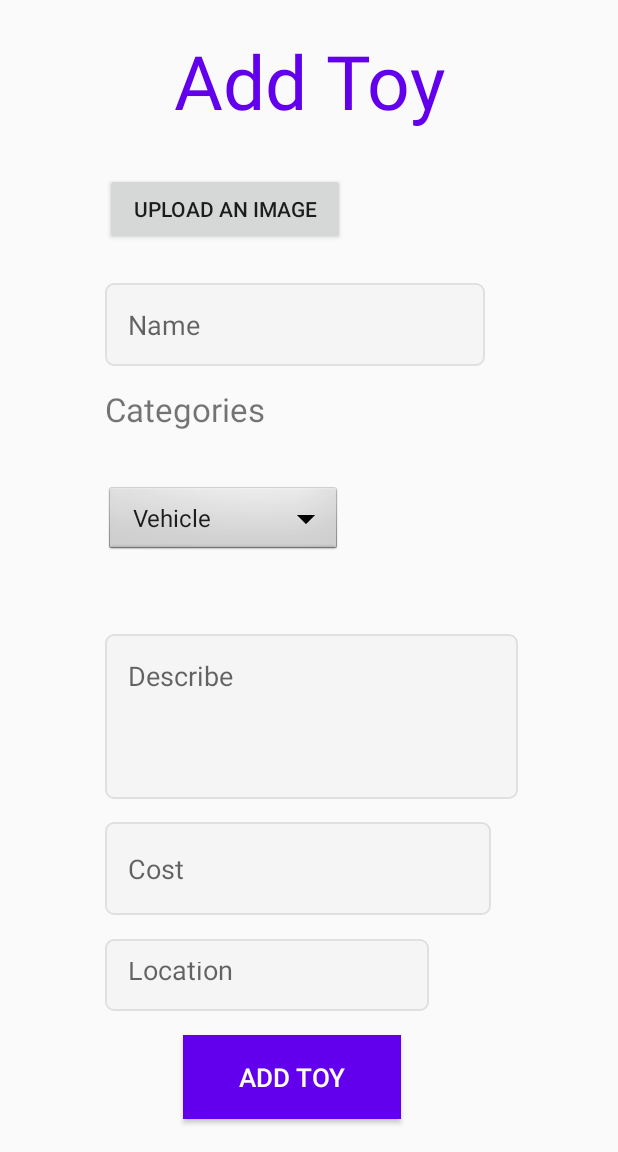
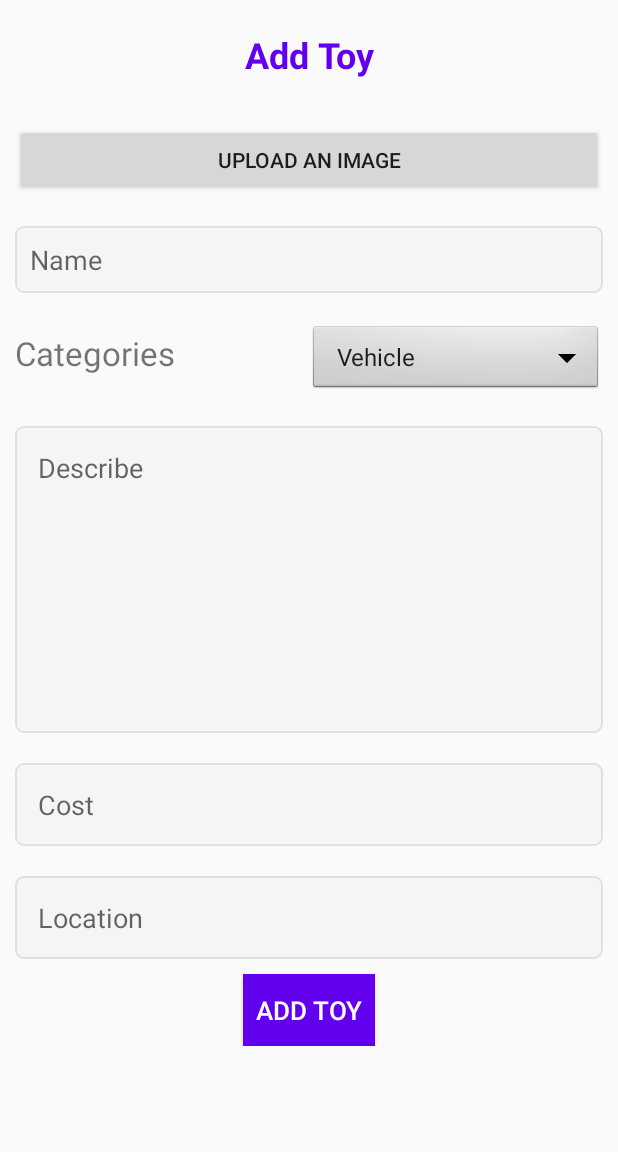
Before and after one commit to arselan95/Toy-Trader-Android-Application, an Android app: the screen it shows after launch once a user with an empty profile is signed in (UploadToy), in the side drawer, after a tap on "Add Toys", on a phone screen of 412 x 824 dp, the part 84-1236 px from its top. Run offline under Robolectric (Android 15) with nearby library versions, the phone set to English and light mode, and no system bars; our stand-ins replace Firebase (no records; nobody signed in at launch, a user with empty details on screens opened directly).

```diff
--- a/ToyTrader/app/src/main/java/com/example/toytrader/FirebaseHelper.java
+++ b/ToyTrader/app/src/main/java/com/example/toytrader/FirebaseHelper.java
@@ -311,14 +311,14 @@ public class FirebaseHelper {
                         @Override
                         public void onComplete(@NonNull Task<Void> task) {
                             if(task.isSuccessful()){
-                                fbl.getFBData(true);
+                                fbl.getFBData("Success");
                             }else {
-                                fbl.getFBData(false);
+                                fbl.getFBData("Failed");
                             }
                         }
                     });
                 }else {
-                    fbl.getFBData(false);
+                    fbl.getFBData("Wrong Password");
                 }
             }
         });
--- a/ToyTrader/app/src/main/res/layout/activity_upload_toy.xml
+++ b/ToyTrader/app/src/main/res/layout/activity_upload_toy.xml
@@ -21,44 +21,42 @@
             layout="@layout/action_bar"></include>
 
         <ScrollView
-            android:layout_width="wrap_content"
-            android:layout_height="wrap_content">
+            android:layout_width="match_parent"
+            android:layout_height="match_parent">
 
             <LinearLayout
                 android:id="@+id/fragment_container"
                 android:layout_width="match_parent"
                 android:layout_height="match_parent"
+                android:gravity="center"
                 android:orientation="vertical">
 
                 <TextView
                     android:id="@+id/textView3"
                     android:layout_width="match_parent"
                     android:layout_height="wrap_content"
-                    android:text="Add Toy"
-                    android:textColor="@color/colorPrimary"
-                    android:textSize="50sp"
-                    android:textAlignment="center"
+                    android:layout_above="@id/textView"
                     android:gravity="center"
                     android:padding="20dp"
+                    android:text="Add Toy"
+                    android:textAlignment="center"
+                    android:textColor="@color/colorPrimary"
+                    android:textSize="24sp"
+                    android:textStyle="bold"
                     app:layout_constraintStart_toStartOf="parent"
                     app:layout_constraintTop_toTopOf="parent"
-                    tools:layout_marginBottom="30sp"
-                    android:layout_above="@id/textView"/>
+                    tools:layout_marginBottom="30sp" />
 
                 <LinearLayout
-                    android:layout_width="wrap_content"
+                    android:layout_width="match_parent"
                     android:layout_height="wrap_content"
-                    android:orientation="vertical">
+                    android:orientation="vertical"
+                    android:padding="10dp">
 
                     <Button
                         android:id="@+id/imagesrc"
-                    android:layout_width="wrap_content"
+                        android:layout_width="match_parent"
                         android:layout_height="wrap_content"
-                    android:layout_marginStart="70dp"
-                    android:layout_marginTop="8dp"
-                    android:layout_marginEnd="30dp"
-                    android:layout_marginRight="135dp"
-                    android:layout_marginBottom="1dp"
                         android:ems="10"
                         android:text="Upload an Image" />
 
@@ -66,140 +64,109 @@
                         android:id="@+id/upload_toy_image"
                         android:layout_width="100dp"
                         android:layout_height="100dp"
+                        android:layout_marginStart="70dp"
+                        android:layout_marginTop="24dp"
                         android:maxWidth="60dp"
                         android:maxHeight="60dp"
-                    android:layout_marginStart="70dp"
-                    android:layout_marginTop="24dp"
-                    android:visibility="gone"
                         android:scaleType="centerInside"
-                    />
+                        android:visibility="gone" />
                 </LinearLayout>
 
                 <EditText
                     android:id="@+id/nametext"
-                    android:layout_width="253dp"
+                    android:layout_width="match_parent"
                     android:layout_height="wrap_content"
-                    android:layout_marginStart="70dp"
-                    android:layout_marginLeft="67dp"
-                    android:layout_marginTop="24dp"
-                    android:layout_marginEnd="135dp"
-                    android:layout_marginRight="135dp"
-                    android:layout_marginBottom="6dp"
+                    android:layout_margin="10dp"
+                    android:background="@drawable/custom_background"
                     android:ems="10"
                     android:hint="Name"
-                    android:padding="15dp"
-                    android:background="@drawable/custom_background"
-                    android:inputType="textPersonName" />
+                    android:inputType="textPersonName"
+                    android:padding="10dp" />
+
+                <LinearLayout
+                    android:layout_width="match_parent"
+                    android:layout_height="wrap_content"
+                    android:orientation="horizontal"
+                    android:padding="10dp">
 
                     <TextView
                         android:id="@+id/categoriestext"
-                    android:layout_width="match_parent"
+                        android:layout_width="0dp"
                         android:layout_height="wrap_content"
-                    android:layout_marginStart="70dp"
-                    android:layout_marginLeft="67dp"
-                    android:layout_marginTop="8dp"
-                    android:layout_marginEnd="200dp"
-                    android:layout_marginRight="135dp"
-                    android:layout_marginBottom="27dp"
+                        android:layout_weight="1"
                         android:text="Categories "
                         android:textSize="22sp"
                         tools:textStyle="bold" />
 
-
                     <Spinner
                         android:id="@+id/categories"
-                    android:layout_width="wrap_content"
+                        android:layout_width="0dp"
                         android:layout_height="wrap_content"
-                    android:layout_marginStart="70dp"
-                    android:layout_marginLeft="67dp"
-                    android:layout_marginTop="8dp"
-                    android:layout_marginEnd="50dp"
-                    android:layout_marginRight="135dp"
-                    android:layout_marginBottom="27dp"
+                        android:layout_weight="1"
                         android:background="@android:drawable/btn_dropdown"
                         android:spinnerMode="dropdown"
                         android:text="Tags" />
+                </LinearLayout>
 
 
                 <EditText
                     android:id="@+id/descriptiontext"
-                    android:layout_width="275dp"
-                    android:layout_height="110dp"
-                    android:layout_marginStart="70dp"
-                    android:layout_marginLeft="66dp"
-                    android:layout_marginTop="24dp"
-                    android:layout_marginEnd="76dp"
-                    android:layout_marginRight="76dp"
-                    android:layout_marginBottom="3dp"
+                    android:layout_width="match_parent"
+                    android:layout_height="wrap_content"
+                    android:layout_margin="10dp"
+                    android:background="@drawable/custom_background"
                     android:ems="10"
                     android:gravity="top"
                     android:hint="Describe "
                     android:inputType="textMultiLine"
+
                     android:lines="8"
                     android:maxLines="10"
-
                     android:padding="15dp"
-                    android:background="@drawable/custom_background"
                     android:scrollbars="vertical" />
 
                 <EditText
                     android:id="@+id/costtext"
-                    android:layout_width="257dp"
-                    android:layout_height="62dp"
-                    android:layout_marginStart="70dp"
-                    android:layout_marginLeft="67dp"
-                    android:layout_marginTop="12dp"
-                    android:layout_marginEnd="135dp"
-                    android:layout_marginRight="135dp"
-                    android:layout_marginBottom="8dp"
+                    android:layout_width="match_parent"
+                    android:layout_height="wrap_content"
+                    android:layout_margin="10dp"
+                    android:background="@drawable/custom_background"
                     android:ems="10"
                     android:hint="Cost"
-                    android:padding="15dp"
-                    android:background="@drawable/custom_background"
-                    android:inputType="textPersonName" />
+                    android:inputType="textPersonName"
+                    android:padding="15dp" />
 
                 <EditText
                     android:id="@+id/locationtext"
-                    android:layout_width="216dp"
-                    android:layout_height="48dp"
-                    android:layout_marginStart="70dp"
-                    android:layout_marginLeft="67dp"
-                    android:layout_marginTop="8dp"
-                    android:layout_marginEnd="135dp"
-                    android:layout_marginRight="135dp"
-                    android:layout_marginBottom="8dp"
+                    android:layout_width="match_parent"
+                    android:layout_height="wrap_content"
+                    android:layout_margin="10dp"
+                    android:background="@drawable/custom_background"
                     android:ems="10"
                     android:hint="Location"
-                    android:padding="15dp"
-                    android:background="@drawable/custom_background"
-                    android:inputType="textPersonName" />
+                    android:inputType="textPersonName"
+                    android:padding="15dp" />
 
                 <ProgressBar
                     android:id="@+id/progressBar_cyclic"
                     android:layout_width="wrap_content"
                     android:layout_height="wrap_content"
-                    android:minHeight="50dp"
+                    android:layout_centerHorizontal="true"
+                    android:layout_centerVertical="true"
+                    android:layout_gravity="center"
                     android:minWidth="50dp"
-                    android:layout_gravity="center"
-                    android:layout_centerVertical="true"
-                    android:layout_centerHorizontal="true" />
+                    android:minHeight="50dp" />
 
                 <Button
                     android:id="@+id/button2"
-                    android:layout_width="145dp"
-                    android:layout_height="56dp"
-                    android:layout_marginStart="122dp"
-                    android:layout_marginTop="8dp"
-                    android:layout_marginEnd="201dp"
-                    android:layout_marginRight="201dp"
-                    android:layout_marginBottom="8dp"
+                    android:layout_width="wrap_content"
+                    android:layout_height="wrap_content"
                     android:background="@color/colorPrimary"
                     android:gravity="center"
                     android:onClick="addtoy"
                     android:text="Add toy"
                     android:textColor="@android:color/white"
-                    android:textSize="17sp"
-                    />
+                    android:textSize="17sp" />
 
             </LinearLayout>
         </ScrollView>
--- a/ToyTrader/app/src/main/res/menu/drawer_menu.xml
+++ b/ToyTrader/app/src/main/res/menu/drawer_menu.xml
@@ -9,9 +9,6 @@
         <item android:id="@+id/add_toys"
             android:icon="@drawable/ic_add"
             android:title="Add Toys"/>
-        <item android:id="@+id/nav_chat"
-            android:icon="@drawable/ic_baseline_chat"
-            android:title="Chat"/>
         <item android:id="@+id/nav_profile"
             android:icon="@drawable/ic_profile"
             android:title="Profile"/>
```
Also changed, not shown: ToyTrader/app/src/main/java/com/example/toytrader/ChangePasswordFragment.java (+72 -3 lines). Lines whose indentation alone changed are shown as unchanged.
